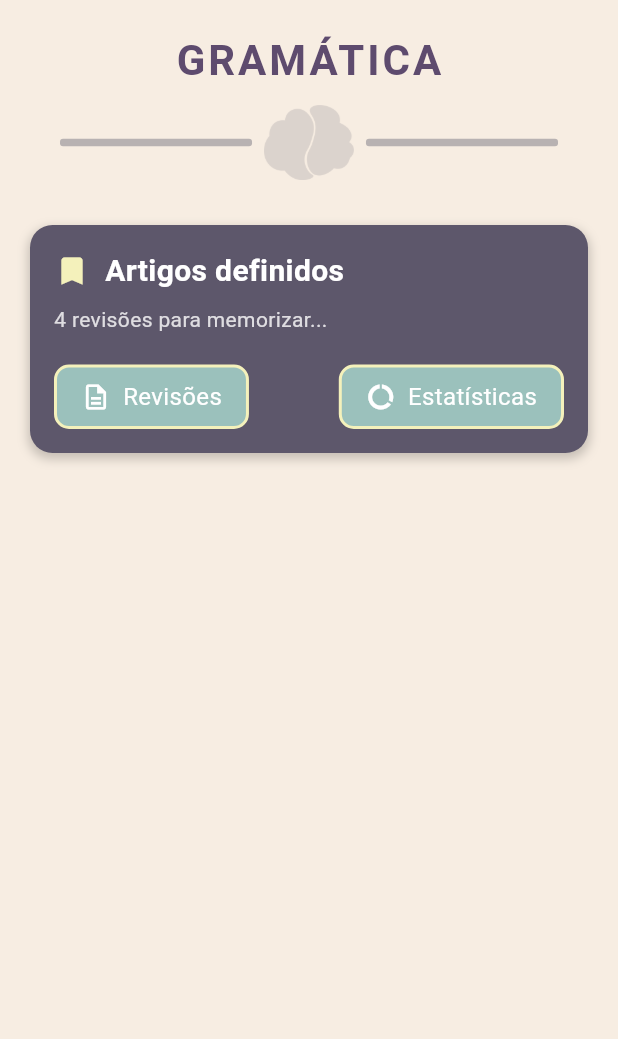
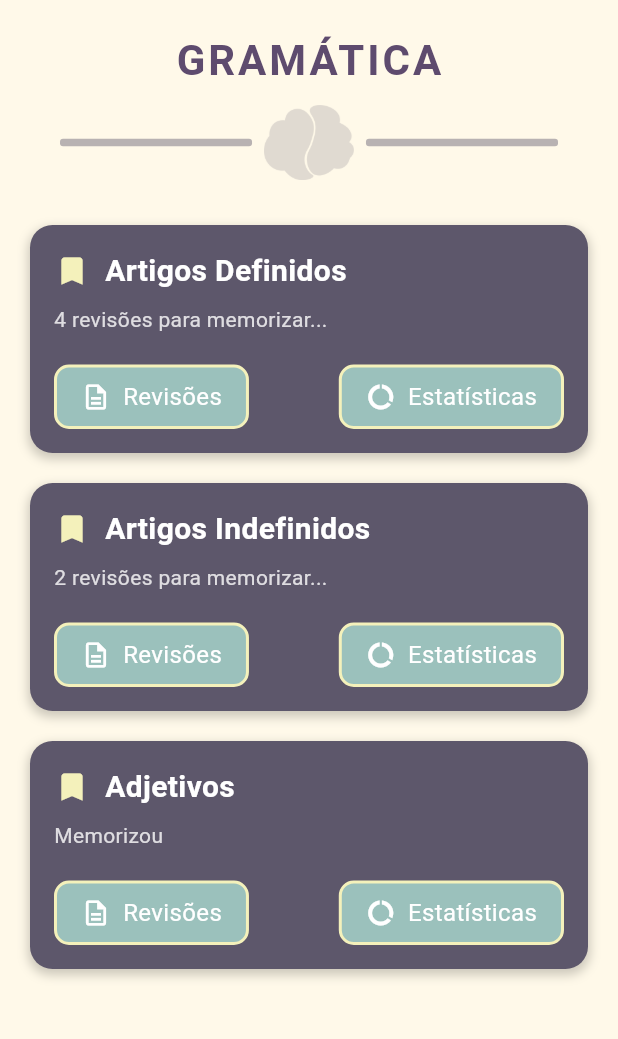
Before and after one commit to BexTheFrog/Ebbie, a Flutter app: the RevisionPage screen opened directly, on a phone screen of 412 x 824 dp, the part 120-1159 px from its top. Run offline on Flutter 3.47's test engine with Material 3 defaults, Android fonts, the light colour scheme and no system bars; our stand-ins replace curved_navigation_bar, flutter_speed_dial.

Commit message:
Atualizações: padronizando a cor de fundo do app, adicao de mais card na pagina revision

```diff
--- a/lib/app.dart
+++ b/lib/app.dart
@@ -19,7 +19,7 @@ class Ebbie extends StatelessWidget {
       debugShowCheckedModeBanner: false,
       title: 'Ebbie',
       // home: BottomNav(),
-      home: BottomNav(),
+      home: RevisionPage(),
     );
   }
 }
--- a/lib/pages/pomodoro_page.dart
+++ b/lib/pages/pomodoro_page.dart
@@ -1,4 +1,5 @@
 import 'dart:async';
+import 'package:ebbie/widgets/custom_appbar.dart';
 import 'package:flutter/material.dart';
 
 void main() {
@@ -85,60 +86,8 @@ class _PomodoroPageState extends State<PomodoroPage> {
   @override
   Widget build(BuildContext context) {
     return Scaffold(
-      appBar: PreferredSize(
-        preferredSize: const Size.fromHeight(80),
-        child: AppBar(
-          automaticallyImplyLeading: false,
-          backgroundColor: const Color.fromRGBO(93, 87, 108, 1),
-          flexibleSpace: SafeArea(
-            child: Stack(
-              alignment: Alignment.center,
-              children: [
-                Image.asset('assets/images/logo.png', height: 50),
-                Align(
-                  alignment: Alignment.centerRight,
-                  child: Container(
-                    margin: const EdgeInsets.only(right: 20),
-                    padding: const EdgeInsets.all(3),
-                    decoration: BoxDecoration(
-                      color: const Color.fromRGBO(233, 167, 81, 1),
-                      borderRadius: BorderRadius.circular(20),
-                    ),
-                    child: Container(
-                      padding: const EdgeInsets.symmetric(horizontal: 10),
-                      decoration: BoxDecoration(
-                        color: const Color.fromRGBO(247, 237, 226, 1),
-                        borderRadius: BorderRadius.circular(15),
-                      ),
-                      height: 25,
-                      child: Row(
-                        mainAxisSize: MainAxisSize.min,
-                        children: const [
-                          Text(
-                            '15',
-                            style: TextStyle(
-                              color: Color.fromRGBO(233, 167, 81, 1),
-                              fontWeight: FontWeight.bold,
-                              fontSize: 15,
-                            ),
-                          ),
-                          SizedBox(width: 3),
-                          Icon(
-                            Icons.paid,
-                            color: Color.fromRGBO(233, 167, 81, 1),
-                            size: 16,
-                          ),
-                        ],
-                      ),
-                    ),
-                  ),
-                ),
-              ],
-            ),
-          ),
-        ),
-      ),
-      backgroundColor: const Color(0xFFFDF7E4),
+      appBar: CustomAppBar(coinCount: 15),
+      backgroundColor: const Color(0xFFF7EDE2),
       body: Column(
         mainAxisAlignment: MainAxisAlignment.start,
         children: [
--- a/lib/pages/revision_page.dart
+++ b/lib/pages/revision_page.dart
@@ -1,7 +1,7 @@
 import 'package:ebbie/widgets/custom_appbar.dart';
 import 'package:ebbie/widgets/custom_revision_header.dart';
+import 'package:ebbie/widgets/revision_card.dart';
 import 'package:flutter/material.dart';
-
 
 class RevisionPage extends StatelessWidget {
   const RevisionPage({Key? key}) : super(key: key);
@@ -10,116 +10,30 @@ class RevisionPage extends StatelessWidget {
   Widget build(BuildContext context) {
     return Scaffold(
       appBar: const CustomAppBar(coinCount: 15),
-      backgroundColor: const Color(0xFFF7EDE2),
+      backgroundColor: const Color(0xFFFFF9E9),
       body: SingleChildScrollView(
         child: Column(
-          children: [
-            const SizedBox(height: 20),
+          children: const [
+            SizedBox(height: 20),
             GramaticaHeader(),
-
-
-            const SizedBox(height: 30),
-            // Card de Artigos Definidos
-            _buildTopicCard(
-              title: 'Artigos definidos',
+            SizedBox(height: 30),
+            RevisionCard(
+              title: 'Artigos Definidos',
               subtitle: '4 revisões para memorizar...',
-              statisticsButtonBorderColor: const Color(0xFFF4F1BB),
             ),
-            const SizedBox(height: 80),
-          ],
-        ),
-      ),
-    );
-  }
-
-  // --- Funções auxiliares ---
-  Widget _buildTopicCard({
-    required String title,
-    required String subtitle,
-    Color? statisticsButtonBorderColor,
-  }) {
-    return Padding(
-      padding: const EdgeInsets.symmetric(horizontal: 20.0),
-      child: Container(
-        padding: const EdgeInsets.all(16.0),
-        decoration: BoxDecoration(
-          color: const Color(0xFF5D576B),
-          borderRadius: BorderRadius.circular(15.0),
-          boxShadow: [
-            BoxShadow(
-              color: Colors.black.withOpacity(0.2),
-              spreadRadius: 1,
-              blurRadius: 5,
-              offset: const Offset(0, 3),
+            SizedBox(height: 20),
+            RevisionCard(
+              title: 'Artigos Indefinidos',
+              subtitle: '2 revisões para memorizar...',
             ),
-          ],
-        ),
-        child: Column(
-          crossAxisAlignment: CrossAxisAlignment.start,
-          children: [
-            Row(
-              children: [
-                const Icon(Icons.bookmark, color: Color(0xFFF4F1BB)),
-                const SizedBox(width: 10),
-                Text(
-                  title,
-                  style: const TextStyle(
-                    color: Colors.white,
-                    fontSize: 20,
-                    fontWeight: FontWeight.bold,
-                  ),
-                ),
-              ],
-            ),
-            const SizedBox(height: 8),
-            Text(
-              subtitle,
-              style: TextStyle(
-                color: Colors.white.withOpacity(0.8),
-                fontSize: 14,
-              ),
-            ),
-            const SizedBox(height: 20),
-            Row(
-              mainAxisAlignment: MainAxisAlignment.spaceBetween,
-              children: [
-                _buildCardButton(
-                  text: 'Revisões',
-                  icon: Icons.description_outlined,
-                  borderColor: const Color(0xFFF4F1BB),
-                ),
-                _buildCardButton(
-                  text: 'Estatísticas',
-                  icon: Icons.data_usage,
-                  borderColor: statisticsButtonBorderColor,
-                ),
-              ],
+            SizedBox(height: 20),
+            RevisionCard(
+              title: 'Adjetivos',
+              subtitle: 'Memorizou',
             ),
           ],
         ),
       ),
     );
   }
-
-  Widget _buildCardButton({
-    required String text,
-    required IconData icon,
-    Color? borderColor,
-  }) {
-    return Container(
-      padding: const EdgeInsets.symmetric(horizontal: 16, vertical: 8),
-      decoration: BoxDecoration(
-        color: const Color(0xFF9BC1BC),
-        borderRadius: BorderRadius.circular(10.0),
-        border: Border.all(color: borderColor ?? Colors.transparent, width: 2),
-      ),
-      child: Row(
-        children: [
-          Icon(icon, color: Colors.white, size: 20),
-          const SizedBox(width: 8),
-          Text(text, style: const TextStyle(color: Colors.white, fontSize: 16)),
-        ],
-      ),
-    );
-  }
 }
--- a/lib/widgets/module_profile.dart
+++ b/lib/widgets/module_profile.dart
@@ -133,7 +133,7 @@ class ModuleProfile extends StatelessWidget {
       child: Container(
         decoration: BoxDecoration(
           borderRadius: BorderRadius.circular(10),
-          color: const Color(0xFFE0E0E0),
+          color: const Color.fromARGB(255, 255, 255, 255),
           boxShadow: [
             BoxShadow(
               color: Colors.black.withOpacity(0.1),
--- /dev/null
+++ b/lib/widgets/revision_card.dart
@@ -0,0 +1,108 @@
+import 'package:flutter/material.dart';
+
+class RevisionCard extends StatelessWidget {
+  final String title;
+  final String subtitle;
+
+  const RevisionCard({
+    Key? key,
+    required this.title,
+    required this.subtitle,
+  }) : super(key: key);
+
+  @override
+  Widget build(BuildContext context) {
+    return Padding(
+      padding: const EdgeInsets.symmetric(horizontal: 20.0),
+      child: Container(
+        padding: const EdgeInsets.all(16.0),
+        decoration: BoxDecoration(
+          color: const Color(0xFF5D576B),
+          borderRadius: BorderRadius.circular(15.0),
+          boxShadow: [
+            BoxShadow(
+              color: Colors.black.withOpacity(0.2),
+              spreadRadius: 1,
+              blurRadius: 5,
+              offset: const Offset(0, 3),
+            ),
+          ],
+        ),
+        child: Column(
+          crossAxisAlignment: CrossAxisAlignment.start,
+          children: [
+            Row(
+              children: [
+                const Icon(Icons.bookmark, color: Color(0xFFF4F1BB)),
+                const SizedBox(width: 10),
+                Text(
+                  title,
+                  style: const TextStyle(
+                    color: Colors.white,
+                    fontSize: 20,
+                    fontWeight: FontWeight.bold,
+                  ),
+                ),
+              ],
+            ),
+            const SizedBox(height: 8),
+            Text(
+              subtitle,
+              style: TextStyle(
+                color: Colors.white.withOpacity(0.8),
+                fontSize: 14,
+              ),
+            ),
+            const SizedBox(height: 20),
+            Row(
+              mainAxisAlignment: MainAxisAlignment.spaceBetween,
+              children: const [
+                _CardButton(
+                  text: 'Revisões',
+                  icon: Icons.description_outlined,
+                ),
+                _CardButton(
+                  text: 'Estatísticas',
+                  icon: Icons.data_usage,
+                ),
+              ],
+            ),
+          ],
+        ),
+      ),
+    );
+  }
+}
+
+class _CardButton extends StatelessWidget {
+  final String text;
+  final IconData icon;
+
+  const _CardButton({
+    Key? key,
+    required this.text,
+    required this.icon,
+  }) : super(key: key);
+
+  @override
+  Widget build(BuildContext context) {
+    return Container(
+      padding: const EdgeInsets.symmetric(horizontal: 16, vertical: 8),
+      decoration: BoxDecoration(
+        color: const Color(0xFF9BC1BC),
+        borderRadius: BorderRadius.circular(10.0),
+        border: Border.all(color: Color(0xFFF4F1BB), width: 2),
+      ),
+      child: Row(
+        children: [
+          Icon(icon, color: Colors.white, size: 20),
+          const SizedBox(width: 8),
+          Text(
+            text,
+            style: const TextStyle(color: Colors.white, fontSize: 16),
+          ),
+        ],
+      ),
+    );
+  }
+}
```
